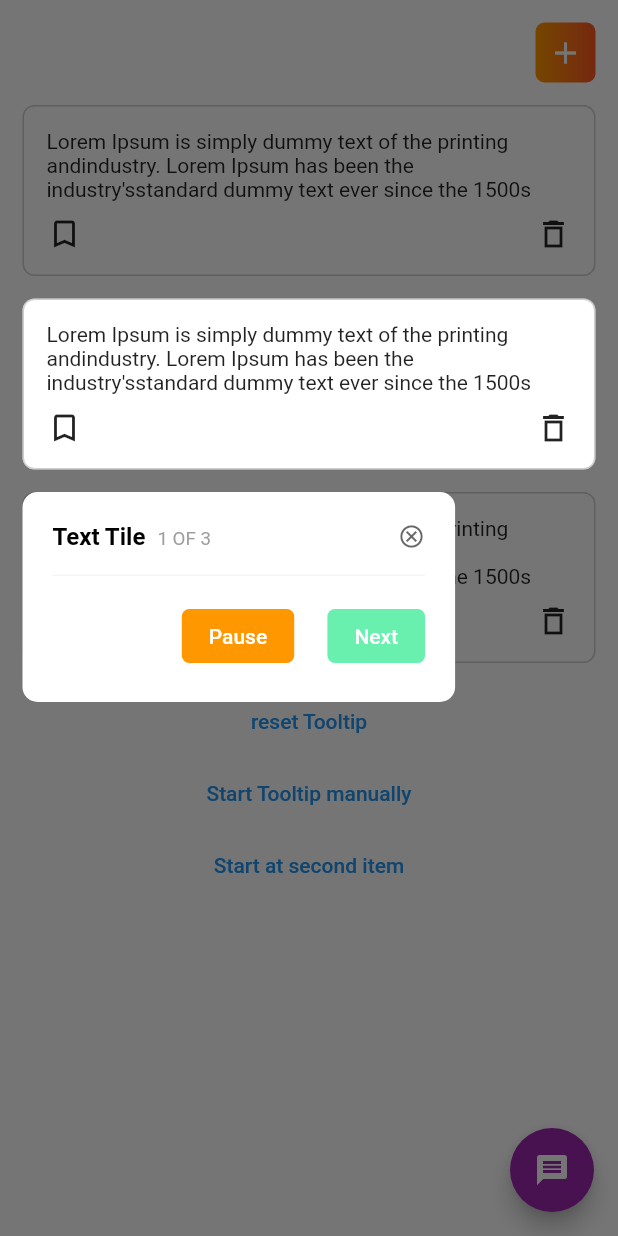
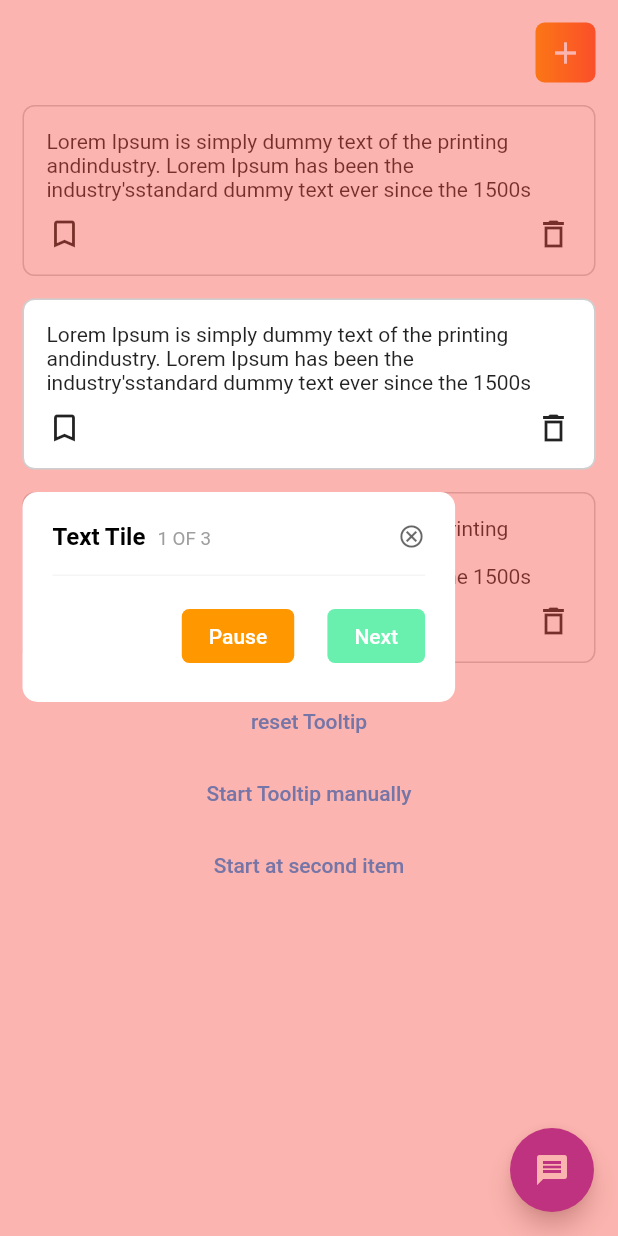
Before and after one commit to Deuque/overlay_tooltip, a Flutter app: the screen it shows after launch, after a tap on "Start Tooltip manually", on a phone screen of 412 x 824 dp. Run offline on Flutter 3.47's test engine with Material 2 defaults, Android fonts, the phone set to English and light mode, and no system bars.

Commit message:
update v0.2.2, add preferred overlay widget

```diff
--- a/example/lib/main.dart
+++ b/example/lib/main.dart
@@ -61,6 +61,16 @@ class _MySamplePageState extends State<MySamplePage> {
         await Future.delayed(const Duration(milliseconds: 500));
         return initializedWidgetLength == 3 && !done;
       },
+      preferredOverlay: GestureDetector(
+        onTap: () {
+          //move the overlay forward or backwards
+        },
+        child: Container(
+          height: double.infinity,
+          width: double.infinity,
+          color: Colors.red.withOpacity(.4),
+        ),
+      ),
       builder: (context) => Scaffold(
         backgroundColor: Colors.white,
         appBar: AppBar(
--- a/lib/overlay_tooltip.dart
+++ b/lib/overlay_tooltip.dart
@@ -1,4 +1,5 @@
 library overlay_tooltip;
+
 export 'src/impl.dart';
 export 'src/constants/enums.dart';
 export 'src/model/tooltip_widget_model.dart';
--- a/lib/src/constants/enums.dart
+++ b/lib/src/constants/enums.dart
@@ -1,2 +1,3 @@
 enum TooltipVerticalPosition { TOP, BOTTOM }
-enum TooltipHorizontalPosition { LEFT, RIGHT, WITH_WIDGET, CENTER}
+
+enum TooltipHorizontalPosition { LEFT, RIGHT, WITH_WIDGET, CENTER }
--- a/lib/src/core/overlay_tooltip_scaffold.dart
+++ b/lib/src/core/overlay_tooltip_scaffold.dart
@@ -13,6 +13,7 @@ abstract class OverlayTooltipScaffoldImpl extends StatefulWidget {
   final Color overlayColor;
   final Duration tooltipAnimationDuration;
   final Curve tooltipAnimationCurve;
+  final Widget? preferredOverlay;
 
   OverlayTooltipScaffoldImpl({
     Key? key,
@@ -22,6 +23,7 @@ abstract class OverlayTooltipScaffoldImpl extends StatefulWidget {
     required this.startWhen,
     required this.tooltipAnimationDuration,
     required this.tooltipAnimationCurve,
+    this.preferredOverlay,
   }) : super(key: key) {
     if (startWhen != null) controller.setStartWhen(startWhen!);
   }
@@ -56,9 +58,15 @@ class OverlayTooltipScaffoldImplState
                       snapshot.data!.widgetKey.globalPaintBounds == null
                   ? SizedBox.shrink()
                   : Positioned.fill(
-                      child: Container(
+                      child: Stack(
+                        children: [
+                          widget.preferredOverlay ??
+                              Container(
+                                height: double.infinity,
+                                width: double.infinity,
                                 color: widget.overlayColor,
-                        child: TweenAnimationBuilder(
+                              ),
+                          TweenAnimationBuilder(
                             key: ValueKey(snapshot.data!.displayIndex),
                             tween: Tween<double>(begin: 0, end: 1),
                             duration: widget.tooltipAnimationDuration,
@@ -76,6 +84,7 @@ class OverlayTooltipScaffoldImplState
                               controller: widget.controller,
                             ),
                           ),
+                        ],
                       ),
                     );
             },
@@ -130,15 +139,15 @@ class _TooltipLayout extends StatelessWidget {
             left: topLeft.dx,
             bottom: size.maxHeight - bottomRight.dy,
             right: size.maxWidth - bottomRight.dx,
-            child: IgnorePointer(child: model.child),
+            child: AbsorbPointer(child: model.child),
           ),
-          _buildBottomToolTip(topLeft, bottomRight, size)
+          _buildToolTip(topLeft, bottomRight, size)
         ],
       );
     });
   }
 
-  Widget _buildBottomToolTip(
+  Widget _buildToolTip(
       Offset topLeft, Offset bottomRight, BoxConstraints size) {
     bool isTop = model.vertPosition == TooltipVerticalPosition.TOP;
 
--- a/lib/src/impl.dart
+++ b/lib/src/impl.dart
@@ -22,6 +22,10 @@ class OverlayTooltipScaffold extends OverlayTooltipScaffoldImpl {
 
   final Curve tooltipAnimationCurve;
 
+  // Set a preferred overlay widget.
+  // This can be useful for gesture detection on your custom overlays
+  final Widget? preferredOverlay;
+
   OverlayTooltipScaffold({
     Key? key,
     required this.controller,
@@ -30,6 +34,7 @@ class OverlayTooltipScaffold extends OverlayTooltipScaffoldImpl {
     this.startWhen,
     this.tooltipAnimationDuration = const Duration(milliseconds: 500),
     this.tooltipAnimationCurve = Curves.decelerate,
+    this.preferredOverlay,
   }) : super(
           key: key,
           controller: controller,
@@ -37,7 +42,9 @@ class OverlayTooltipScaffold extends OverlayTooltipScaffoldImpl {
           overlayColor: overlayColor,
           startWhen: startWhen,
           tooltipAnimationDuration: tooltipAnimationDuration,
-            tooltipAnimationCurve: tooltipAnimationCurve);
+          tooltipAnimationCurve: tooltipAnimationCurve,
+          preferredOverlay: preferredOverlay,
+        );
 
   static OverlayTooltipScaffoldImplState? of(BuildContext context) {
     final OverlayTooltipScaffoldImplState? result =
--- a/lib/src/model/tooltip_widget_model.dart
+++ b/lib/src/model/tooltip_widget_model.dart
@@ -1,7 +1,6 @@
 import 'package:flutter/cupertino.dart';
 import 'package:overlay_tooltip/src/constants/enums.dart';
 import '../impl.dart';
-
 
 class OverlayTooltipModel {
   final Widget child;
```
Also changed, not shown: example/pubspec.lock, lib/src/constants/extensions.dart (line endings or trailing spaces), pubspec.lock, 8 other files. Lines whose indentation alone changed are shown as unchanged.
